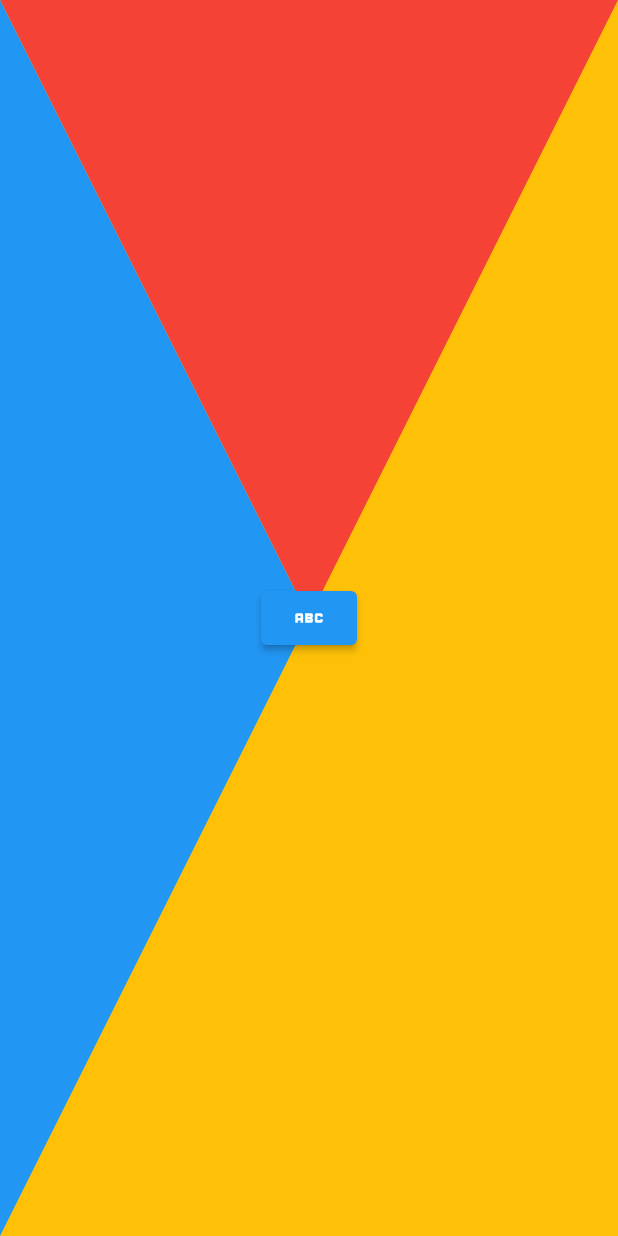
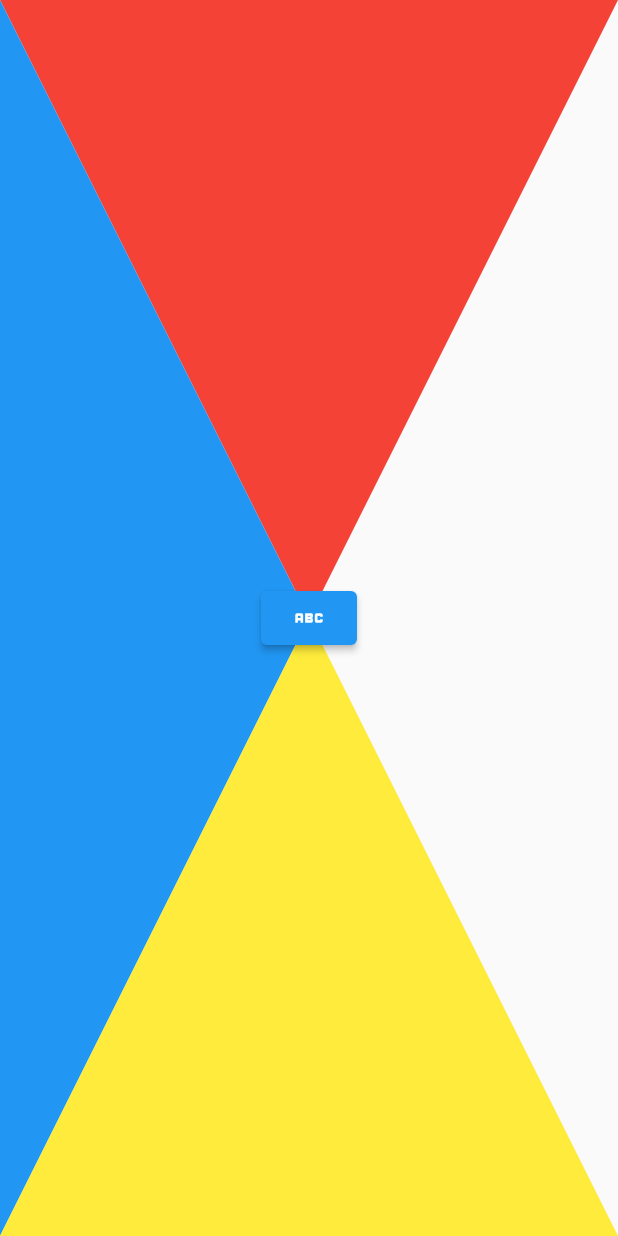
Before and after one commit to bryancalisto/pinball_space_cadet_forever, a Flutter app: the screen it shows after launch, on a phone screen of 412 x 824 dp. Run offline on Flutter 3.47's test engine with Material 2 defaults, Android fonts, the phone set to English and light mode, and no system bars; missing offline and left inert: dart:ffi.

Commit message:
Added clipped widget

```diff
--- a/memoryHacker/lib/widgets/background.dart
+++ b/memoryHacker/lib/widgets/background.dart
@@ -23,24 +23,29 @@ class _BackgroundState extends State<Background> {
     Point(0.5, 0.5),
   ];
 
+  List<Point> points3 = [
+    Point(0, 1),
+    Point(1, 1),
+    Point(0.5, 0.5),
+  ];
+
   @override
   Widget build(BuildContext context) {
-    return Container(
-      color: Colors.amber,
-      child: Stack(
+    return Stack(
       children: [
         Piece(
           points: points1,
-            size: MediaQuery.of(context).size,
           color: Colors.red,
         ),
         Piece(
           points: points2,
-            size: MediaQuery.of(context).size,
           color: Colors.blue,
         ),
+        Piece(
+          points: points3,
+          color: Colors.yellow,
+        ),
       ],
-      ),
     );
   }
 }
--- a/memoryHacker/lib/widgets/piece.dart
+++ b/memoryHacker/lib/widgets/piece.dart
@@ -1,3 +1,5 @@
+import 'dart:math';
+
 import 'package:flutter/material.dart';
 
 class Point {
@@ -9,10 +11,9 @@ class Point {
 
 class Piece extends StatefulWidget {
   final List<Point> points;
-  final Size size;
   final Color color;
 
-  Piece({required this.points, required this.size, required this.color});
+  const Piece({super.key, required this.points, required this.color});
 
   @override
   State<Piece> createState() => _PieceState();
@@ -20,54 +21,35 @@ class Piece extends StatefulWidget {
 
 class _PieceState extends State<Piece> {
   late Color _color;
-  late Size _size;
-  bool _active = false;
 
   @override
   void initState() {
     _color = widget.color;
-    _size = widget.size;
 
     super.initState();
   }
 
   @override
   Widget build(BuildContext context) {
-    return InkWell(
-      onTap: () {
-        _color = _active ? Colors.black : _color;
-      },
-      onHover: (hovering) {
-        print(hovering);
-        setState(() {
-          _color = !hovering ? Colors.black : _color;
-          print(_color.toString());
-        });
-      },
-      child: SizedBox(
-        width: widget.size.width,
-        height: widget.size.height,
-        child: CustomPaint(
-          painter: PiecePainter(points: widget.points, color: _color),
-        ),
-      ),
+    return ClipPath(
+      clipper: PieceClipper(points: widget.points),
+      child: Material(
+          color: _color,
+          child: InkWell(
+            hoverColor: Colors.amber.shade200,
+            onTap: () {},
+          )),
     );
   }
 }
 
-// TODO: Change this to a CustomClipper to define the shape of the piece for events (clicks, hover, etc)
-class PiecePainter extends CustomPainter {
+class PieceClipper extends CustomClipper<Path> {
   final List<Point> points;
-  final Color color;
 
-  PiecePainter({required this.points, required this.color});
+  PieceClipper({required this.points});
 
   @override
-  void paint(Canvas canvas, Size size) {
-    Paint paint = Paint()
-      ..color = color
-      ..style = PaintingStyle.fill;
-
+  Path getClip(Size size) {
     Path path = Path();
 
     path.moveTo(points[0].x * size.width, points[0].y * size.height);
@@ -78,9 +60,9 @@ class PiecePainter extends CustomPainter {
 
     path.close();
 
-    canvas.drawPath(path, paint);
+    return path;
   }
 
   @override
-  bool shouldRepaint(CustomPainter oldDelegate) => true;
+  bool shouldReclip(covariant CustomClipper<Path> oldClipper) => false;
 }
```
Lines whose indentation alone changed are shown as unchanged.
